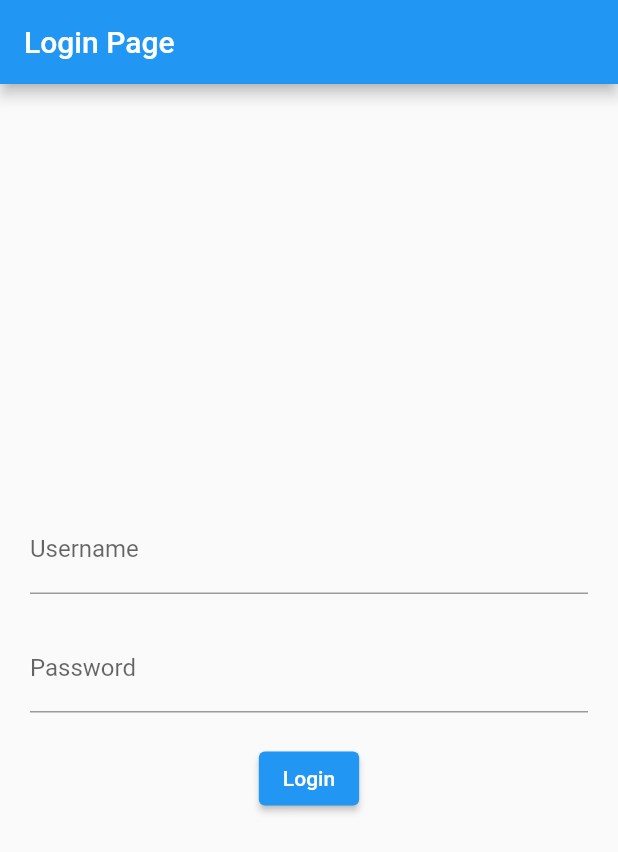
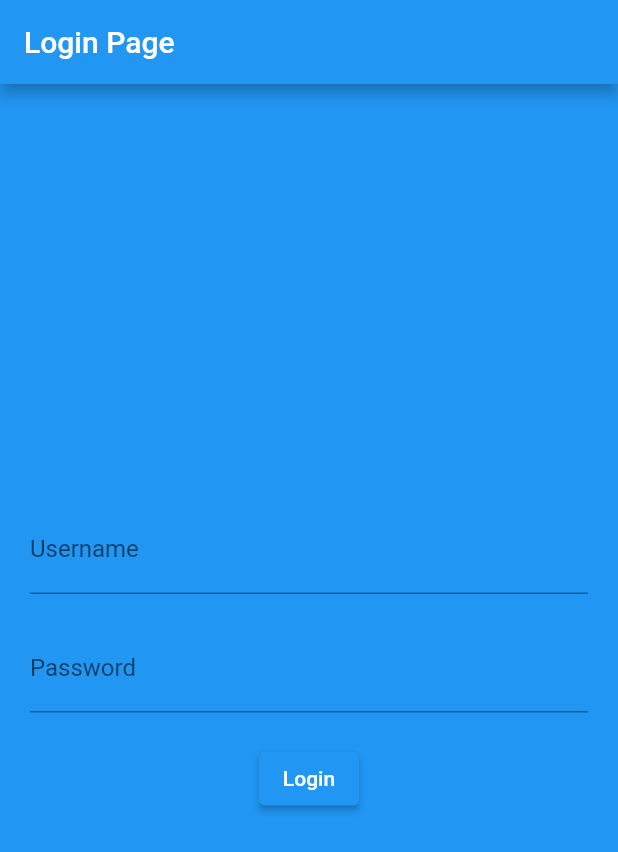
Before and after one commit to shantanujain9/justmissed, a Flutter app: the screen it shows after launch, on a phone screen of 412 x 824 dp. Shown: the top 852 px of the screen. Run offline on Flutter 3.47's test engine with Material 2 defaults, Android fonts, the phone set to English and light mode, and no system bars.

Commit message:
Update login.dart

```diff
--- a/lib/screens/login.dart
+++ b/lib/screens/login.dart
@@ -20,7 +20,11 @@ class LoginPage extends StatelessWidget {
       appBar: AppBar(
         title: Text('Login Page'),
       ),
-      body: Center(
+      body: Container(
+        decoration: BoxDecoration(
+          color: Colors.blue, // Set the background color here
+        ),
+        child: Center(
           child: Padding(
             padding: const EdgeInsets.all(20.0),
             child: Column(
@@ -45,6 +49,7 @@ class LoginPage extends StatelessWidget {
             ),
           ),
         ),
+      ),
     );
   }
 }
```
Lines whose indentation alone changed are shown as unchanged.
